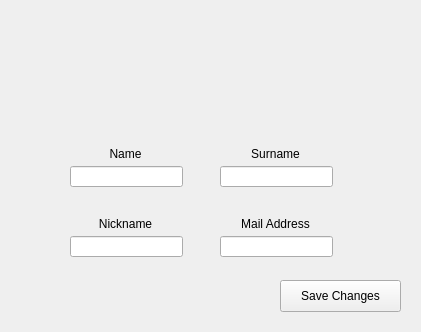
This is client/account.ui in SimoneDutto/CollaborativeEditor as Qt 5 draws it before an edit. The edited form follows.
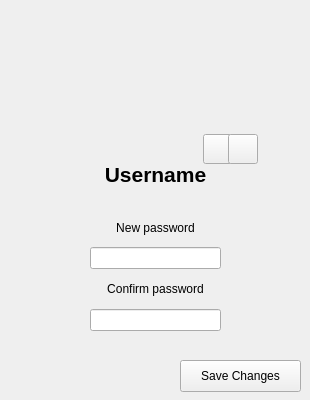
This is the edited form. Icons and pictures are not drawn.

Commit message: new Account Window

```diff
--- a/client/account.ui
+++ b/client/account.ui
@@ -6,20 +6,113 @@
    <rect>
     <x>0</x>
     <y>0</y>
-    <width>421</width>
-    <height>332</height>
+    <width>310</width>
+    <height>400</height>
    </rect>
   </property>
   <property name="windowTitle">
    <string>Form</string>
   </property>
+  <widget class="QPushButton" name="pushButton">
+   <property name="geometry">
+    <rect>
+     <x>180</x>
+     <y>360</y>
+     <width>121</width>
+     <height>32</height>
+    </rect>
+   </property>
+   <property name="text">
+    <string>Save Changes</string>
+   </property>
+  </widget>
+  <widget class="QWidget" name="verticalLayoutWidget_2">
+   <property name="geometry">
+    <rect>
+     <x>90</x>
+     <y>160</y>
+     <width>131</width>
+     <height>171</height>
+    </rect>
+   </property>
+   <layout class="QVBoxLayout" name="verticalLayout_6">
+    <item>
+     <layout class="QVBoxLayout" name="verticalLayout_5">
+      <item>
+       <widget class="QLabel" name="username">
+        <property name="font">
+         <font>
+          <pointsize>16</pointsize>
+          <weight>75</weight>
+          <bold>true</bold>
+         </font>
+        </property>
+        <property name="text">
+         <string>Username</string>
+        </property>
+        <property name="alignment">
+         <set>Qt::AlignCenter</set>
+        </property>
+       </widget>
+      </item>
+      <item>
+       <spacer name="horizontalSpacer_2">
+        <property name="orientation">
+         <enum>Qt::Horizontal</enum>
+        </property>
+        <property name="sizeHint" stdset="0">
+         <size>
+          <width>40</width>
+          <height>20</height>
+         </size>
+        </property>
+       </spacer>
+      </item>
+      <item>
+       <widget class="QLabel" name="label_5">
+        <property name="text">
+         <string>New password</string>
+        </property>
+        <property name="alignment">
+         <set>Qt::AlignCenter</set>
+        </property>
+       </widget>
+      </item>
+      <item>
+       <widget class="QLineEdit" name="lineEdit">
+        <property name="echoMode">
+         <enum>QLineEdit::Password</enum>
+        </property>
+       </widget>
+      </item>
+      <item>
+       <widget class="QLabel" name="label_6">
+        <property name="text">
+         <string>Confirm password</string>
+        </property>
+        <property name="alignment">
+         <set>Qt::AlignCenter</set>
+        </property>
+       </widget>
+      </item>
+      <item>
+       <widget class="QLineEdit" name="lineEdit_1">
+        <property name="echoMode">
+         <enum>QLineEdit::Password</enum>
+        </property>
+       </widget>
+      </item>
+     </layout>
+    </item>
+   </layout>
+  </widget>
   <widget class="QLabel" name="userImage">
    <property name="geometry">
     <rect>
-     <x>145</x>
-     <y>17</y>
-     <width>111</width>
-     <height>111</height>
+     <x>91</x>
+     <y>20</y>
+     <width>129</width>
+     <height>129</height>
     </rect>
    </property>
    <property name="font">
@@ -39,121 +132,42 @@
     <set>Qt::AlignCenter</set>
    </property>
   </widget>
-  <widget class="QLineEdit" name="lineEdit">
-   <property name="geometry">
-    <rect>
-     <x>70</x>
-     <y>166</y>
-     <width>113</width>
-     <height>21</height>
-    </rect>
+  <widget class="QPushButton" name="setImage">
+   <property name="enabled">
+    <bool>true</bool>
    </property>
-  </widget>
-  <widget class="QLineEdit" name="lineEdit_2">
    <property name="geometry">
     <rect>
-     <x>220</x>
-     <y>166</y>
-     <width>113</width>
-     <height>21</height>
+     <x>203</x>
+     <y>134</y>
+     <width>30</width>
+     <height>30</height>
     </rect>
    </property>
-  </widget>
-  <widget class="QLineEdit" name="lineEdit_3">
-   <property name="geometry">
-    <rect>
-     <x>70</x>
-     <y>236</y>
-     <width>113</width>
-     <height>21</height>
-    </rect>
+   <property name="mouseTracking">
+    <bool>true</bool>
    </property>
-  </widget>
-  <widget class="QLabel" name="label_2">
-   <property name="geometry">
-    <rect>
-     <x>70</x>
-     <y>146</y>
-     <width>111</width>
-     <height>16</height>
-    </rect>
-   </property>
    <property name="text">
-    <string>Name</string>
+    <string/>
    </property>
-   <property name="alignment">
-    <set>Qt::AlignCenter</set>
-   </property>
   </widget>
-  <widget class="QLabel" name="label_3">
-   <property name="geometry">
-    <rect>
-     <x>220</x>
-     <y>146</y>
-     <width>111</width>
-     <height>16</height>
-    </rect>
+  <widget class="QPushButton" name="discardImage">
+   <property name="enabled">
+    <bool>true</bool>
    </property>
-   <property name="text">
-    <string>Surname</string>
-   </property>
-   <property name="alignment">
-    <set>Qt::AlignCenter</set>
-   </property>
-  </widget>
-  <widget class="QLabel" name="label_4">
    <property name="geometry">
     <rect>
-     <x>70</x>
-     <y>216</y>
-     <width>111</width>
-     <height>16</height>
+     <x>228</x>
+     <y>134</y>
+     <width>30</width>
+     <height>30</height>
     </rect>
    </property>
-   <property name="text">
-    <string>Nickname</string>
+   <property name="mouseTracking">
+    <bool>true</bool>
    </property>
-   <property name="alignment">
-    <set>Qt::AlignCenter</set>
-   </property>
-  </widget>
-  <widget class="QLineEdit" name="lineEdit_4">
-   <property name="geometry">
-    <rect>
-     <x>220</x>
-     <y>236</y>
-     <width>113</width>
-     <height>21</height>
-    </rect>
-   </property>
-  </widget>
-  <widget class="QLabel" name="label_5">
-   <property name="geometry">
-    <rect>
-     <x>220</x>
-     <y>216</y>
-     <width>111</width>
-     <height>16</height>
-    </rect>
-   </property>
    <property name="text">
-    <string>Mail Address</string>
-   </property>
-   <property name="alignment">
-    <set>Qt::AlignCenter</set>
-   </property>
-  </widget>
-  <widget class="QPushButton" name="pushButton">
-   <property name="geometry">
-    <rect>
-     <x>280</x>
-     <y>280</y>
-     <width>121</width>
-     <height>32</height>
-    </rect>
-   </property>
-   <property name="text">
-    <string>Save Changes</string>
+    <string/>
    </property>
   </widget>
  </widget>
```
The commit also changes 5 other files.
